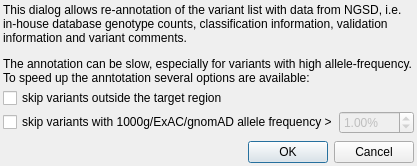
Above: src/GSvar/NGSDReannotationDialog.ui from imgag/ngs-bits before the change. Below: the same form after it.
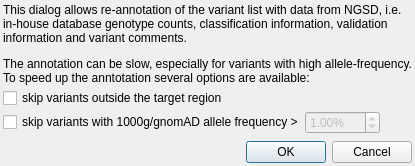
That is the form after the change.

Diff of the .ui file:
```diff
--- a/src/GSvar/NGSDReannotationDialog.ui
+++ b/src/GSvar/NGSDReannotationDialog.ui
@@ -54,7 +54,7 @@
      <item>
       <widget class="QCheckBox" name="filter_af">
        <property name="text">
-        <string>skip variants with 1000g/ExAC/gnomAD allele frequency &gt;</string>
+        <string>skip variants with 1000g/gnomAD allele frequency &gt;</string>
        </property>
       </widget>
      </item>
```
